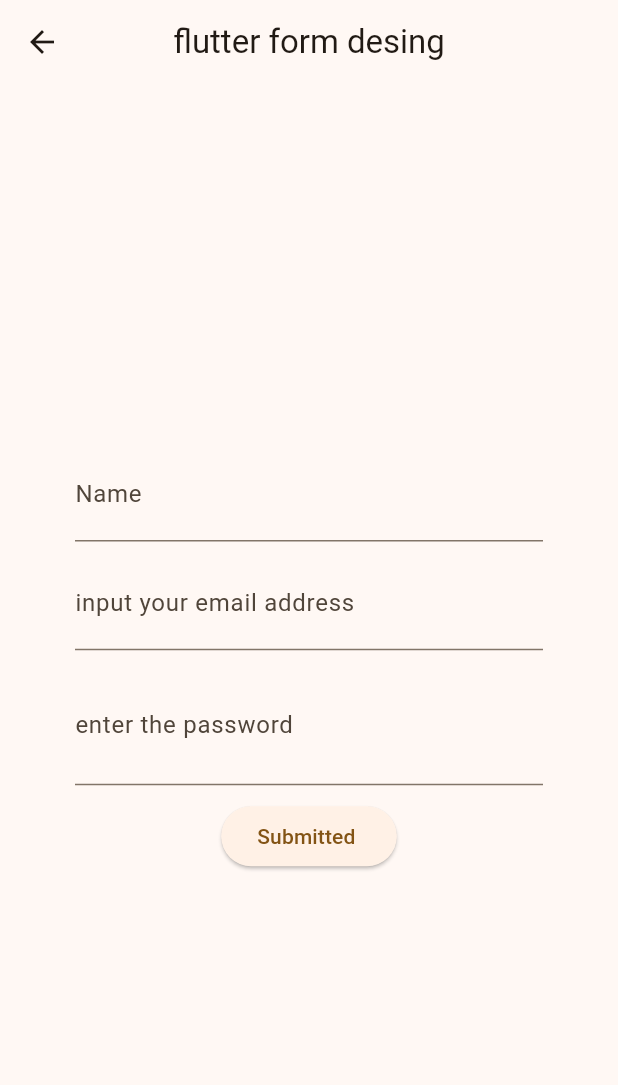
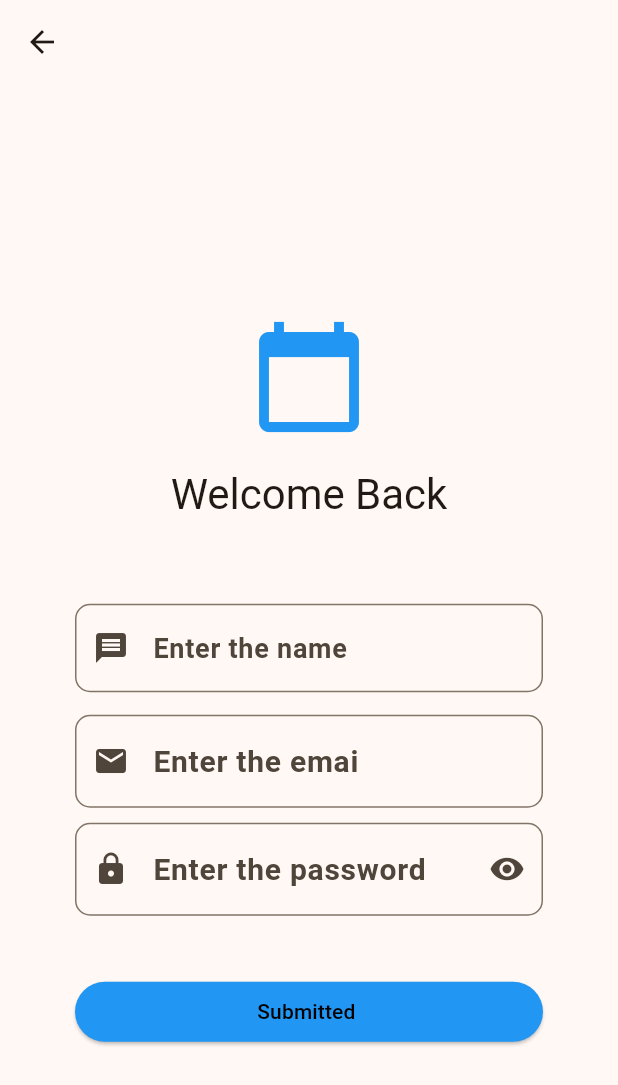
Before and after one commit to yahyeabdinasir/BookTracking, a Flutter app: the Practice screen opened by its route, on a phone screen of 412 x 824 dp. Shown: the top 1085 px of the screen. Run offline on Flutter 3.47's test engine with Material 3 defaults, Android fonts, the phone set to English and light mode, and no system bars; our stand-ins replace sqflite; missing offline and left inert: dart:ffi, google_books_api; accounts and stored records are empty.

Commit message:
feat  : styled  the login page

```diff
--- a/lib/screen/practice.dart
+++ b/lib/screen/practice.dart
@@ -13,6 +13,7 @@ class _PracticeState extends State<Practice> {
   final emaiController = TextEditingController();
   final passwordController = TextEditingController();
   bool isHidden = true;
+  String SelectedItems = "female";
 
   void SubmitFrom() {
     if (_formkey.currentState!.validate()) {
@@ -29,10 +30,7 @@ class _PracticeState extends State<Practice> {
   Widget build(BuildContext context) {
     return Scaffold(
       appBar: AppBar(
-        title: Padding(
-          padding: const EdgeInsets.all(20),
-          child: Text("flutter form desing"),
-        ),
+        title: Padding(padding: const EdgeInsets.all(20)),
         centerTitle: true,
         // backgroundColor: Theme.of(context).highlightColor,
       ),
@@ -47,12 +45,32 @@ class _PracticeState extends State<Practice> {
             child: Column(
               mainAxisAlignment: MainAxisAlignment.center,
               children: [
+                SizedBox(height: 30),
+                Icon(Icons.calendar_today, size: 80, color: Colors.blue),
+                SizedBox(height: 20),
+
+                Text("Welcome Back",
+                    style: Theme.of(context).textTheme.headlineMedium,
+                    textAlign: TextAlign.center
+
+                ),
+                SizedBox(height: 55),
+
+
                 TextFormField(
+                  style: TextStyle(
+                    fontSize: 18,
+                    color: Colors.red,
+                  fontWeight: FontWeight.bold,
+                  ),
                   controller: nameController,
 
                   decoration: InputDecoration(
-                    suffix: Icon(Icons.person),
-                    labelText: "Name",
+                    prefixIcon: Icon(Icons.message),
+                    hintText: "Enter the name",
+                    border: OutlineInputBorder(
+                      borderRadius: BorderRadius.circular(10),
+                    ),
                   ),
 
                   validator: (value) {
@@ -62,13 +80,25 @@ class _PracticeState extends State<Practice> {
                     return null;
                   },
                 ),
-                SizedBox(height: 10),
+                SizedBox(height: 15),
                 TextFormField(
+                  style: TextStyle(
+                    fontWeight: FontWeight.bold,
+                    fontSize: 20,
+                  ),
                   controller: emaiController,
                   decoration: InputDecoration(
-                    suffix: Icon(Icons.email),
-                    labelText: "input your email address",
+                    prefixIcon: Icon(Icons.email),
+                    hintText: "Enter the emai",
+                    border: OutlineInputBorder(
+                      borderRadius: BorderRadius.circular(10),
+                      borderSide: BorderSide(
+                        width: 2,
+                        color: Colors.red,
+                      )
+                    ),
                   ),
+
                   validator: (value) {
                     if (value == null || value.isEmpty) {
                       return "email is required";
@@ -79,14 +109,23 @@ class _PracticeState extends State<Practice> {
                 SizedBox(height: 10),
 
                 TextFormField(
+                  style: TextStyle(
+                    fontWeight: FontWeight.bold,
+                    fontSize: 20,
+                  ),
                   // making the password invisible
                   obscureText: isHidden,
                   controller: passwordController,
                   decoration: InputDecoration(
-                    suffix: IconButton(
+                    border: OutlineInputBorder(
+                      borderRadius: BorderRadius.circular(10),
+                    ),
+                    prefixIcon: Icon(Icons.lock),
+                    suffixIcon: IconButton(
                       icon: Icon(
                         isHidden ? Icons.visibility : Icons.visibility_off,
                       ),
+
                       onPressed: () {
                         setState(() {
                           isHidden = !isHidden;
@@ -94,7 +133,7 @@ class _PracticeState extends State<Practice> {
                       },
                     ),
 
-                    labelText: "enter the password",
+                    hintText: "Enter the password",
                   ),
                   validator: (value) {
                     if (value == null || value.isEmpty) {
@@ -103,10 +142,19 @@ class _PracticeState extends State<Practice> {
                     return null;
                   },
                 ),
-                SizedBox(height: 10),
-                ElevatedButton(
-                  onPressed: SubmitFrom,
-                  child: Text("Submitted "),
+                SizedBox(height: 40),
+                SizedBox(
+                  width: double.infinity,
+                  child: ElevatedButton(
+                    style: ElevatedButton.styleFrom(
+                      backgroundColor: Colors.blue,
+                      foregroundColor: Colors.black,
+                    ),
+
+
+                    onPressed: SubmitFrom,
+                    child: Text("Submitted "),
+                  ),
                 ),
               ],
             ),
@@ -132,3 +180,24 @@ class _PracticeState extends State<Practice> {
 //     return const Placeholder();
 //   }
 // }
+
+
+
+//  designing the dropdown items form field
+
+// DropdownButtonFormField(
+//   borderRadius: BorderRadius.circular(10),
+//
+//   value: SelectedItems,
+//   items: ["female", "male", "others"].map((toElement) {
+//     return DropdownMenuItem(
+//       value: toElement,
+//       child: Text(toElement),
+//     );
+//   }).toList(),
+//   onChanged: (value) {
+//     setState(() {
+//       SelectedItems = value!;
+//     });
+//   },
+// ),
```
